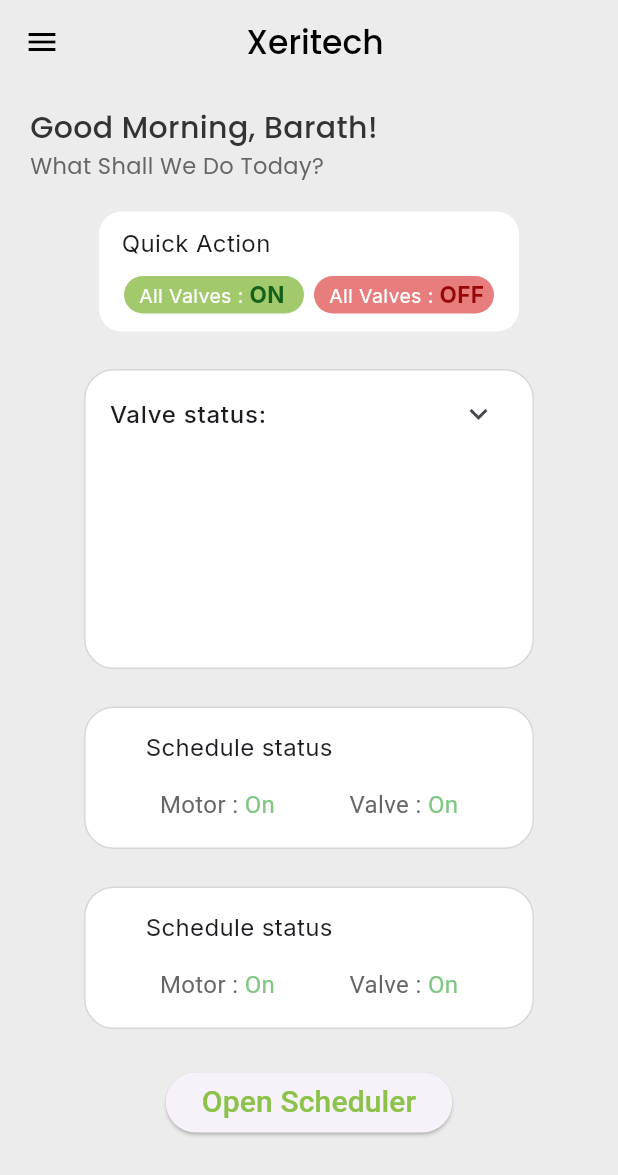
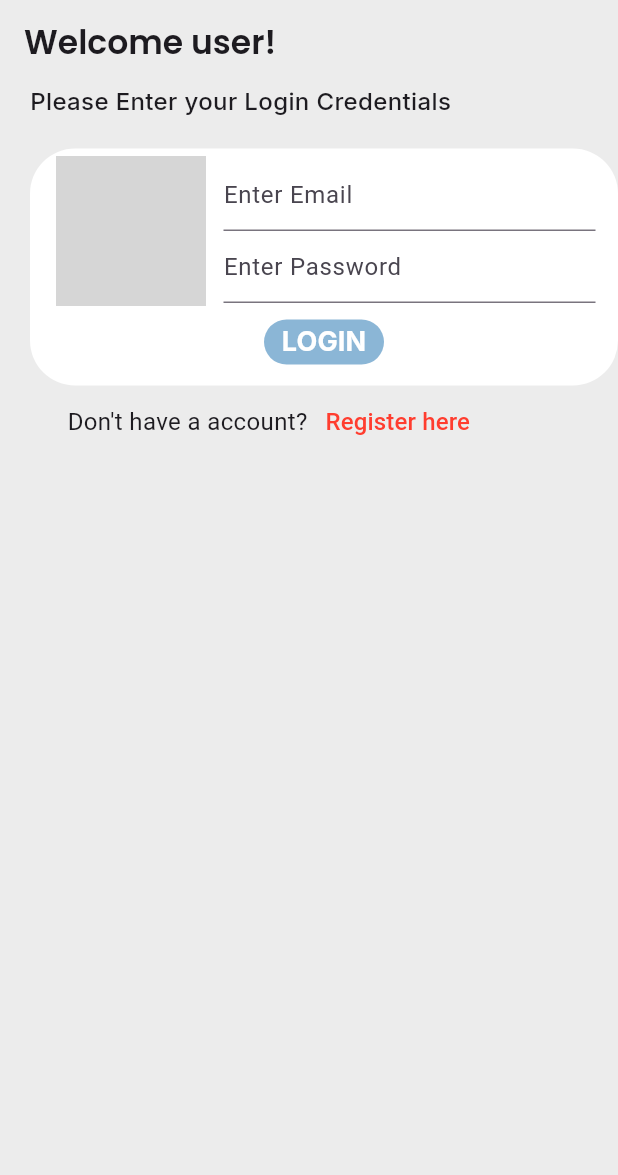
Before and after one commit to CharanBalajiM/Sample, a Flutter app: the screen it shows after launch, on a phone screen of 412 x 824 dp. Shown: the top 1175 px of the screen. Run offline on Flutter 3.47's test engine with Material 3 defaults, Android fonts, the light colour scheme and no system bars; our stand-ins replace firebase_auth, firebase_core, google_fonts; accounts and stored records are empty; grey boxes are pictures that could not be loaded.

Commit message:
Added the login page with exception handling

```diff
--- /dev/null
+++ b/lib/Auth/loginpage.dart
@@ -0,0 +1,177 @@
+import 'package:firebase_auth/firebase_auth.dart';
+import 'package:flutter/material.dart';
+import 'package:google_fonts/google_fonts.dart';
+import 'package:scheduler/Auth/registerpage.dart';
+import 'package:scheduler/Status/status.dart';
+
+class Loginpage extends StatefulWidget {
+  const Loginpage({super.key});
+
+  @override
+  State<Loginpage> createState() => _loginpageState();
+}
+
+class _loginpageState extends State<Loginpage> {
+
+  TextEditingController email=TextEditingController();
+  TextEditingController password=TextEditingController();
+  Future<void> signIn()async{
+    if (email.text.isEmpty || password.text.isEmpty) {
+      ScaffoldMessenger.of(context).showSnackBar(
+        SnackBar(content: Text('Please enter both email and password')),
+      );
+      return;
+  }
+    try{
+    final UserCredential =await FirebaseAuth.instance.signInWithEmailAndPassword(email: email.text.trim(), password: password.text.trim());
+    Navigator.pushReplacement(
+      context,
+      MaterialPageRoute(builder: (context)=>StatusPage()));
+      ScaffoldMessenger.of(context).showSnackBar(
+        SnackBar(content: Center(child: Text("Login Succesful!"))));
+    }
+    on FirebaseAuthException catch (e){
+      String message;
+        print('Error code: ${e.code}');
+
+      switch(e.code){
+        case 'invalid-credential':
+        message="Email or Password does'nt match";
+        break;
+        case 'user-disabled':
+        message="This user account has been disabled";
+        break;
+        case 'too-many-requests':
+        message="Too many attempts. Try again later";
+        break;
+        default:
+        message="Login failed.${e.message}";
+      }
+      ScaffoldMessenger.of(context).showSnackBar(
+        SnackBar(content: Center(child: Text(message)),));
+    }
+    catch (e) {
+      ScaffoldMessenger.of(context).showSnackBar(
+        SnackBar(content: Center(child: Text('An error has occured. Please try again')))
+      );
+    }
+    }
+
+
+  @override
+  Widget build(BuildContext context) {
+    return Scaffold(
+      appBar: AppBar(
+        backgroundColor: Color(0xFFECECEC),
+        title: Text(
+          'Welcome user!',
+          style: GoogleFonts.poppins(
+            fontSize: 22,
+            fontWeight: FontWeight.w600,
+          ),),
+      ),
+      body: Padding(
+        padding: const EdgeInsets.only(left: 20),
+        child: Column(
+          crossAxisAlignment: CrossAxisAlignment.start,
+          children: [
+            Text(
+              'Please Enter your Login Credentials',
+              style: GoogleFonts.inter(
+                fontSize: 16,
+                fontWeight: FontWeight.w500
+              ),),
+            SizedBox(height: 20,),
+            Container(
+                      decoration: BoxDecoration(
+                        color: Colors.white,
+                        borderRadius: BorderRadius.circular(30)),
+                        padding: EdgeInsets.all(5),
+              child: Column(
+                children: [
+                  Row(
+                    children: [
+                      Expanded(
+                        flex: 1,
+                        child: Center(
+                          child: Container(
+                            height: 100,
+                            width: 100,
+                            child: ClipRRect(
+                              borderRadius: BorderRadius.circular(50),
+                              child: Image.asset(
+                                'asset/img/profile.jpg'))),
+                        ),
+                      ),
+                      Expanded(
+                        flex: 2,
+                        child: Column(
+
+                          children:[
+                            TextField(
+                              controller: email,
+                              decoration: InputDecoration(
+                                hintText: "Enter Email",
+                              ),
+                            ),
+                            TextField(
+                              controller: password,
+                              decoration: InputDecoration(
+                                hintText: "Enter Password"
+                              ),
+                            ),
+
+                             ]),
+                      ),
+                      SizedBox(width: 10,)],),
+                      Center(
+                          child: TextButton(onPressed: (()=>signIn()),
+                          child: Container(
+                            height: 30,
+                            width: 80,
+                            decoration: BoxDecoration(
+                              color: Color(0xff8BB6D6),
+                              borderRadius: BorderRadius.circular(20)
+                            ),
+                            child: Center(
+                              child: Text("LOGIN",
+                              style: GoogleFonts.inter(
+                                color: const Color.fromARGB(255, 255, 255, 255),
+                                fontWeight: FontWeight.bold,
+                                fontSize: 18
+
+                              ),),
+                            ),
+                          ),),
+
+                        ),
+                ],
+              ),
+            ),
+            Row(
+              children: [
+                SizedBox(width: 25,),
+                Text("Don't have a account?",
+                style: TextStyle(
+                  fontSize: 16
+                ),),
+                TextButton(onPressed: (){
+            Navigator.push(
+            context,
+            MaterialPageRoute(builder: (context) => const Registerpage()),
+          );
+        },
+        child: Text(
+           "Register here",
+            style: TextStyle(
+              color: const Color.fromARGB(255, 255, 61, 47),
+              fontSize: 16
+            ),),),
+              ],
+            )
+          ],
+        ),
+      ),
+    );
+  }
+}
--- /dev/null
+++ b/lib/Auth/registerpage.dart
@@ -0,0 +1,60 @@
+import 'package:firebase_auth/firebase_auth.dart';
+import 'package:flutter/material.dart';
+import 'package:scheduler/status/status.dart';
+
+class Registerpage extends StatefulWidget {
+  const Registerpage({super.key});
+
+  @override
+  State<Registerpage> createState() => _RegisterpageState();
+}
+
+class _RegisterpageState extends State<Registerpage> {
+  TextEditingController email=TextEditingController();
+  TextEditingController password=TextEditingController();
+    Future<void> register()async{
+      try{
+        await FirebaseAuth.instance.createUserWithEmailAndPassword(email: email.text.trim(), password: password.text.trim());
+
+      Navigator.pushReplacement(
+        context,
+        MaterialPageRoute(builder: (context)=> StatusPage()));
+      }
+      on FirebaseAuthException catch (e){
+        ScaffoldMessenger.of(context).showSnackBar(
+          SnackBar(content: Text('Registration failed: ${e.message}')),
+        );
+      }
+    }
+  @override
+  Widget build(BuildContext context) {
+    return Scaffold(
+      body: Padding(
+        padding: const EdgeInsets.only(top: 50,left: 20),
+        child: Column(
+          crossAxisAlignment: CrossAxisAlignment.start,
+          children: [
+            Text('Please Enter email and password to register'),
+            TextField(
+              controller: email,
+              decoration: InputDecoration(
+                hintText: "Enter Email"
+              ),
+            ),
+            TextField(
+              controller: password,
+              decoration: InputDecoration(
+                hintText: "Enter Password"
+              ),
+            ),
+            Center(
+              child: ElevatedButton(onPressed: (()=>register()),
+              child: Text("REGISTER")),
+            ),
+
+          ],
+        ),
+      ),
+    );
+  }
+}
--- /dev/null
+++ b/lib/Auth/wrapper.dart
@@ -0,0 +1,26 @@
+import 'package:firebase_auth/firebase_auth.dart';
+import 'package:flutter/material.dart';
+import 'package:scheduler/Auth/loginpage.dart';
+import 'package:scheduler/Status/status.dart';
+class Wrapper extends StatefulWidget {
+  const Wrapper({super.key});
+  @override
+  State<Wrapper> createState() => _WrapperState();
+}
+class _WrapperState extends State<Wrapper> {
+  @override
+  Widget build(BuildContext context) {
+    return Scaffold(
+        body: StreamBuilder(
+          stream: FirebaseAuth.instance.authStateChanges(),
+          builder: (context,snapshot){
+            if (snapshot.hasData){
+              return StatusPage();
+            }
+            else{
+              return Loginpage();
+            }
+          }),
+    );
+  }
+}
--- a/lib/main.dart
+++ b/lib/main.dart
@@ -1,5 +1,5 @@
 import 'package:flutter/material.dart';
-import 'package:scheduler/Status/status.dart';
+import 'package:scheduler/Auth/wrapper.dart';
 import 'package:firebase_core/firebase_core.dart';
 import 'firebase_options.dart';
 
@@ -22,7 +22,7 @@
       theme: ThemeData(
         useMaterial3: true,
         scaffoldBackgroundColor:Color(0xFFECECEC)  ),
-      home: const StatusPage(), // Initial screen
+      home: const Wrapper(), // Initial screen
     );
   }
 }
--- a/pubspec.yaml
+++ b/pubspec.yaml
@@ -41,6 +41,7 @@
   firebase_auth: ^5.6.1
 
 
+
 dev_dependencies:
   flutter_test:
     sdk: flutter
@@ -62,6 +63,8 @@
   # included with your application, so that you can use the icons in
   # the material Icons class.
   uses-material-design: true
+  assets:
+    - asset/img/profile.jpg
 
   # To add assets to your application, add an assets section, like this:
   # assets:
```
Also changed, not shown: lib/status/status.dart (+15 -2 lines), asset/img/Profile.jpg (added).
